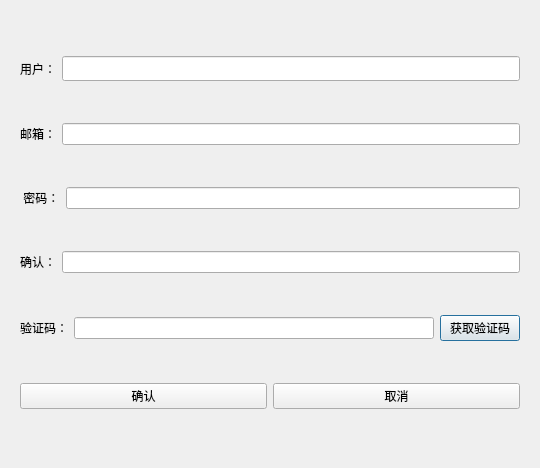
This is Registerdialog.ui in L1w137/chat_project as Qt 5 draws it before an edit. The edited form follows.
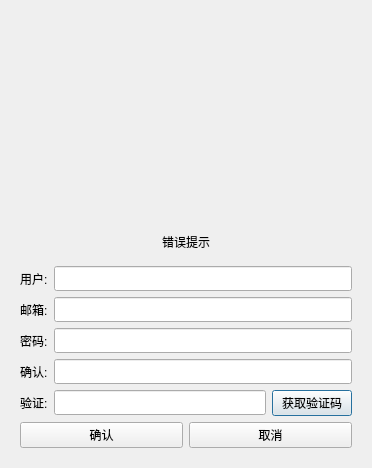
This is the edited form.

What changed in the file:
```diff
--- a/Registerdialog.ui
+++ b/Registerdialog.ui
@@ -6,7 +6,7 @@
    <rect>
     <x>0</x>
     <y>0</y>
-    <width>540</width>
+    <width>372</width>
     <height>468</height>
    </rect>
   </property>
@@ -23,6 +23,35 @@
        </property>
        <widget class="QWidget" name="page">
         <layout class="QVBoxLayout" name="verticalLayout_3">
+         <item>
+          <widget class="QWidget" name="widget" native="true">
+           <layout class="QVBoxLayout" name="verticalLayout_4">
+            <item>
+             <spacer name="verticalSpacer">
+              <property name="orientation">
+               <enum>Qt::Vertical</enum>
+              </property>
+              <property name="sizeHint" stdset="0">
+               <size>
+                <width>20</width>
+                <height>40</height>
+               </size>
+              </property>
+             </spacer>
+            </item>
+            <item>
+             <widget class="QLabel" name="erro_tip">
+              <property name="text">
+               <string>错误提示</string>
+              </property>
+              <property name="alignment">
+               <set>Qt::AlignCenter</set>
+              </property>
+             </widget>
+            </item>
+           </layout>
+          </widget>
+         </item>
          <item>
           <layout class="QHBoxLayout" name="horizontalLayout">
            <item>
@@ -40,7 +69,7 @@
               </size>
              </property>
              <property name="text">
-              <string>用户：</string>
+              <string>用户:</string>
              </property>
             </widget>
            </item>
@@ -67,12 +96,19 @@
            <item>
             <widget class="QLabel" name="email_label">
              <property name="text">
-              <string>邮箱：</string>
+              <string>邮箱:</string>
              </property>
             </widget>
            </item>
            <item>
-            <widget class="QLineEdit" name="email_lineEdit"/>
+            <widget class="QLineEdit" name="email_lineEdit">
+             <property name="minimumSize">
+              <size>
+               <width>0</width>
+               <height>25</height>
+              </size>
+             </property>
+            </widget>
            </item>
           </layout>
          </item>
@@ -81,12 +117,22 @@
            <item>
             <widget class="QLabel" name="pwd_label">
              <property name="text">
-              <string> 密码：</string>
+              <string>密码:</string>
              </property>
             </widget>
            </item>
            <item>
-            <widget class="QLineEdit" name="pwd_lineEdit"/>
+            <widget class="QLineEdit" name="pwd_lineEdit">
+             <property name="minimumSize">
+              <size>
+               <width>0</width>
+               <height>25</height>
+              </size>
+             </property>
+             <property name="alignment">
+              <set>Qt::AlignLeading|Qt::AlignLeft|Qt::AlignVCenter</set>
+             </property>
+            </widget>
            </item>
           </layout>
          </item>
@@ -95,12 +141,19 @@
            <item>
             <widget class="QLabel" name="comfirm_label">
              <property name="text">
-              <string>确认：</string>
+              <string>确认:</string>
              </property>
             </widget>
            </item>
            <item>
-            <widget class="QLineEdit" name="comfirm_lineEdit"/>
+            <widget class="QLineEdit" name="comfirm_lineEdit">
+             <property name="minimumSize">
+              <size>
+               <width>0</width>
+               <height>25</height>
+              </size>
+             </property>
+            </widget>
            </item>
           </layout>
          </item>
@@ -109,12 +162,19 @@
            <item>
             <widget class="QLabel" name="v_code_label">
              <property name="text">
-              <string>验证码：</string>
+              <string>验证:</string>
              </property>
             </widget>
            </item>
            <item>
-            <widget class="QLineEdit" name="v_code_lineEdit"/>
+            <widget class="QLineEdit" name="v_code_lineEdit">
+             <property name="minimumSize">
+              <size>
+               <width>0</width>
+               <height>25</height>
+              </size>
+             </property>
+            </widget>
            </item>
            <item>
             <widget class="QPushButton" name="v_code_pushButton">
```
